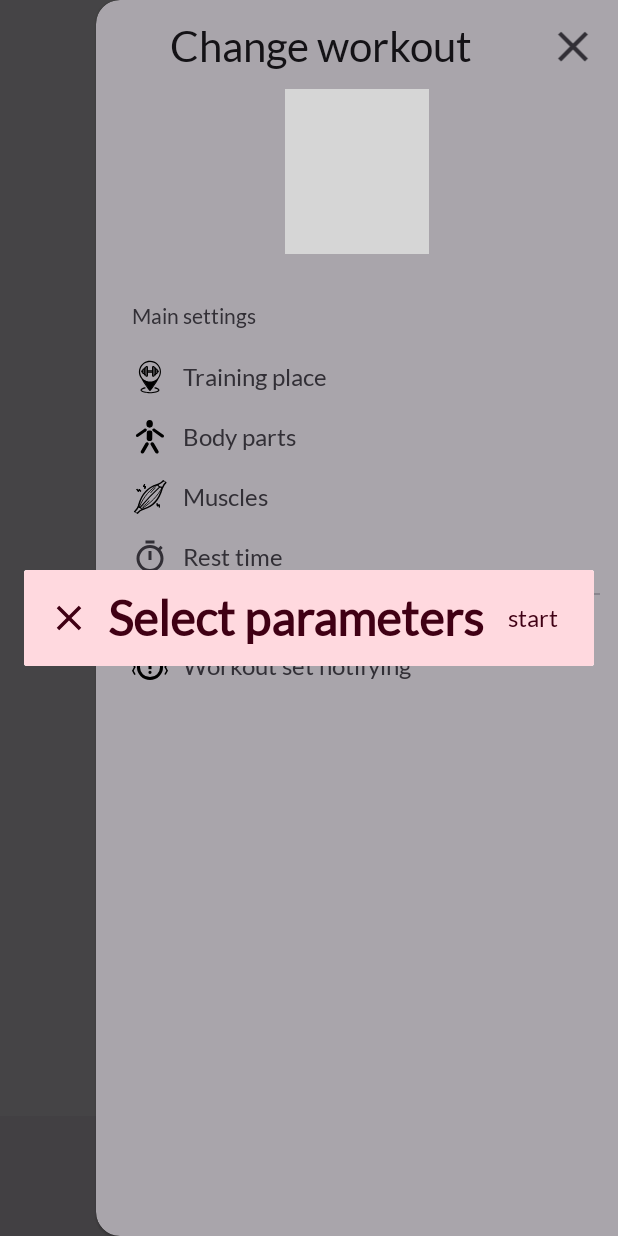
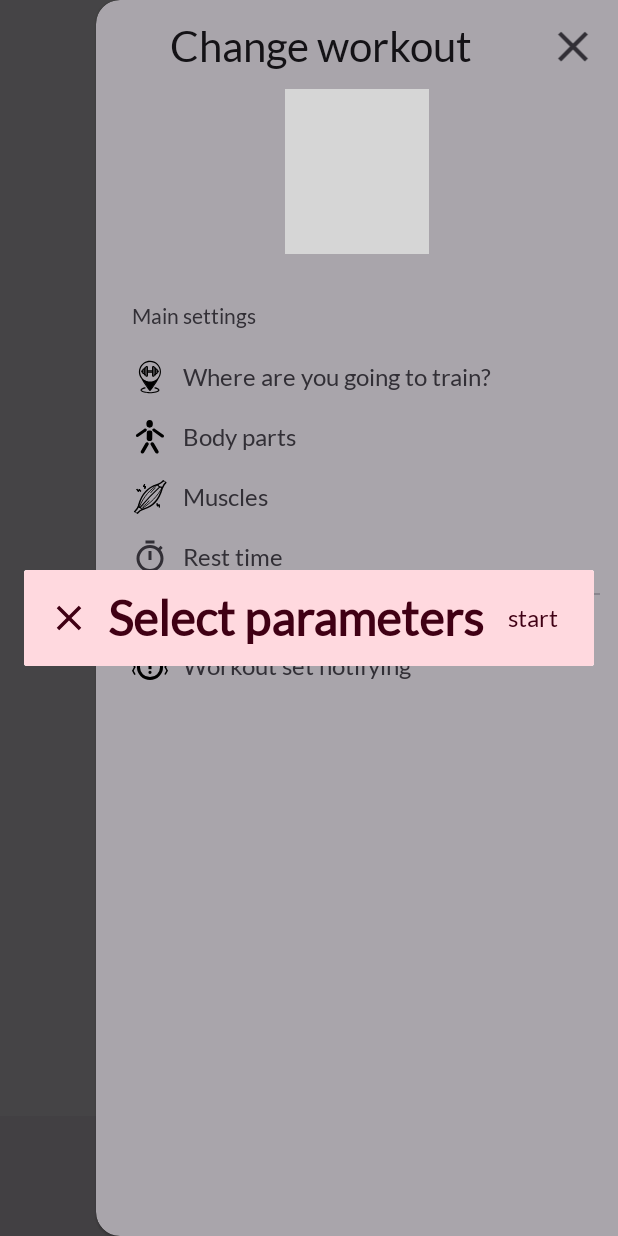
Before and after one commit to djdiidd/TrainingCompanion, an Android app: the fragment WorkoutStartFSDialog placed in its activity, with the side drawer open, on a phone screen of 412 x 824 dp. Run offline under Robolectric (Android 15) with nearby library versions, the phone set to English and light mode, and no system bars; our stand-ins replace data binding; Roboto replaces fonts that are not available here; grey boxes are pictures that could not be loaded.

Commit message:
Добавление анимаций в диалоговом окне начала тренировки; Обновление строковых ресурсов;

```diff
--- a/app/src/main/java/com/companion/android/trainingcompanion/objects/BreakNotificationMode.kt
+++ b/app/src/main/java/com/companion/android/trainingcompanion/objects/BreakNotifyingMode.kt
@@ -4,7 +4,7 @@ import android.content.Context
 import com.companion.android.trainingcompanion.R
 import com.companion.android.trainingcompanion.models.SimpleSpinnerItem
 
-object BreakNotificationMode {
+object BreakNotifyingMode {
 
     const val SOUND    : Int = 111
     const val VIBRATION: Int = 112
--- a/app/src/main/java/com/companion/android/trainingcompanion/viewmodels/WorkoutViewModel.kt
+++ b/app/src/main/java/com/companion/android/trainingcompanion/viewmodels/WorkoutViewModel.kt
@@ -5,7 +5,7 @@ import android.util.Log
 import androidx.lifecycle.MutableLiveData
 import androidx.lifecycle.ViewModel
 import com.companion.android.trainingcompanion.R
-import com.companion.android.trainingcompanion.objects.BreakNotificationMode
+import com.companion.android.trainingcompanion.objects.BreakNotifyingMode
 import com.companion.android.trainingcompanion.objects.Params
 import com.companion.android.trainingcompanion.objects.Place
 import com.companion.android.trainingcompanion.objects.WorkoutProcess
@@ -27,7 +27,7 @@ class WorkoutViewModel : ViewModel() {
     // Хранение пользовательских настроек
     var breakNotificationMode: Int? = null
         set(value) {
-            if (value in BreakNotificationMode.SOUND..BreakNotificationMode.ANIMATION) {
+            if (value in BreakNotifyingMode.SOUND..BreakNotifyingMode.ANIMATION) {
                 field = value
             }
         }
@@ -109,7 +109,6 @@ class WorkoutViewModel : ViewModel() {
                         .getStringArray(appropriateMuscle[i]!!)
                 )
         }
-        assert(whichMuscleSelected.size == resArray.size)
         for (i in resArray.indices)
             if (!whichMuscleSelected[i])
                 resArray[i] = ""
--- a/app/src/main/res/layout/dialog_start_workout.xml
+++ b/app/src/main/res/layout/dialog_start_workout.xml
@@ -54,7 +54,7 @@
                     android:layout_height="wrap_content"
                     android:layout_alignParentEnd="true"
                     android:layout_marginEnd="12dp"
-                    android:text="start"
+                    android:text="@string/button_dialog_start"
                     android:textColor="@color/md_theme_onSecondaryContainer"
                     android:textSize="16sp" />
             </RelativeLayout>
@@ -109,7 +109,7 @@
                             android:layout_height="wrap_content"
                             android:layout_alignParentTop="true"
                             android:gravity="center"
-                            android:text="Where are you going to train?"
+                            android:text="@string/select_training_place"
                             android:textColor="@color/md_theme_onPrimaryContainer"
                             android:textSize="24sp" />
 
@@ -131,7 +131,7 @@
                                 android:layout_height="wrap_content"
                                 android:layout_alignParentTop="true"
                                 android:drawableEnd="@drawable/ic_home_24"
-                                android:text="At home" />
+                                android:text="@string/array_item_at_home" />
 
                             <Button
                                 android:id="@+id/item_gym"
@@ -140,7 +140,7 @@
                                 android:layout_height="wrap_content"
                                 android:layout_below="@id/item_home"
                                 android:drawableEnd="@drawable/ic_gym"
-                                android:text="In the gym" />
+                                android:text="@string/array_item_in_gym" />
 
                             <Button
                                 android:id="@+id/item_outdoors"
@@ -149,7 +149,7 @@
                                 android:layout_height="wrap_content"
                                 android:layout_below="@id/item_gym"
                                 android:drawableEnd="@drawable/ic_outdoors"
-                                android:text="Outdoors" />
+                                android:text="@string/array_item_outdoors" />
 
 
                         </RelativeLayout>
@@ -190,7 +190,7 @@
                             android:layout_height="wrap_content"
                             android:layout_alignParentTop="true"
                             android:gravity="center"
-                            android:text="How will you be notified?"
+                            android:text="@string/select_notifying_mode"
                             android:textColor="@color/md_theme_onPrimaryContainer"
                             android:textSize="24sp" />
 
@@ -211,7 +211,7 @@
                                 android:layout_height="wrap_content"
                                 android:layout_alignParentTop="true"
                                 android:drawableEnd="@drawable/ic_sound_outlined"
-                                android:text="By sound" />
+                                android:text="@string/notifying_by_sound" />
 
 
                             <Button
@@ -221,7 +221,7 @@
                                 android:layout_height="wrap_content"
                                 android:layout_below="@id/item_sound"
                                 android:drawableEnd="@drawable/ic_vibration_outlined"
-                                android:text="By vibration" />
+                                android:text="@string/notifying_by_vibration" />
 
 
                             <Button
@@ -231,7 +231,7 @@
                                 android:layout_height="wrap_content"
                                 android:layout_below="@id/item_vibration"
                                 android:drawableEnd="@drawable/ic_animation_outlined"
-                                android:text="By animations" />
+                                android:text="@string/notifying_by_animations" />
 
 
                         </RelativeLayout>
@@ -272,7 +272,7 @@
                             android:layout_width="match_parent"
                             android:layout_height="wrap_content"
                             android:gravity="center"
-                            android:text="What are you going to train?"
+                            android:text="@string/select_trainees"
                             android:textColor="@color/md_theme_onPrimaryContainer"
                             android:textSize="24sp"
                             app:layout_constraintLeft_toLeftOf="parent"
@@ -294,7 +294,7 @@
                                 style="@style/Widget.App.FloatingButton"
                                 android:layout_width="match_parent"
                                 android:layout_height="wrap_content"
-                                android:text="Choose body parts"
+                                android:text="@string/select_body_parts"
                                 app:layout_constraintEnd_toStartOf="@id/guideline_train"
                                 app:layout_constraintStart_toStartOf="parent"
                                 app:layout_constraintTop_toTopOf="parent" />
@@ -312,7 +312,7 @@
                                 android:layout_width="0dp"
                                 android:layout_height="wrap_content"
                                 android:layout_marginLeft="8dp"
-                                android:text="Choose muscles"
+                                android:text="@string/select_muscles"
                                 android:visibility="gone"
                                 app:layout_constraintEnd_toEndOf="parent"
                                 app:layout_constraintStart_toStartOf="@+id/guideline_train"
@@ -360,7 +360,7 @@
                             android:layout_alignParentTop="true"
                             android:layout_alignParentEnd="true"
                             android:gravity="center"
-                            android:text="What is your rest time?"
+                            android:text="@string/select_rest_time"
                             android:textColor="@color/md_theme_onPrimaryContainer"
                             android:textSize="24sp" />
 
@@ -389,7 +389,7 @@
                                     android:layout_width="0dp"
                                     android:layout_height="match_parent"
                                     android:layout_marginRight="8dp"
-                                    android:text="Select via slider"
+                                    android:text="@string/select_rest_time_via_slider"
                                     app:layout_constraintBottom_toBottomOf="parent"
                                     app:layout_constraintEnd_toStartOf="@+id/guideline_time"
                                     app:layout_constraintStart_toStartOf="parent"
@@ -410,7 +410,7 @@
                                     android:layout_marginLeft="8dp"
                                     android:layout_marginTop="1dp"
                                     android:layout_marginBottom="1dp"
-                                    android:text="Input manually"
+                                    android:text="@string/select_rest_time_manually"
                                     app:layout_constraintBottom_toBottomOf="parent"
                                     app:layout_constraintEnd_toEndOf="parent"
                                     app:layout_constraintStart_toStartOf="@+id/guideline_time"
--- a/app/src/main/res/layout/dialog_workout_start.xml
+++ b/app/src/main/res/layout/dialog_workout_start.xml
@@ -225,7 +225,7 @@
             android:layout_marginTop="4dp"
             android:drawablePadding="10dp"
             android:gravity="start|center_vertical"
-            android:hint="@string/select_body_part"
+            android:hint="@string/select_body_parts"
             android:paddingStart="8dp"
             android:paddingEnd="12dp"
             android:textSize="16sp"
--- a/app/src/main/res/values/colors.xml
+++ b/app/src/main/res/values/colors.xml
@@ -6,7 +6,6 @@
     <color name="shrine_pink_900">#442C2E</color>
     <color name="shrine_pink_light">#FEEAE6</color>
     <color name="main_color">#ABCBCF</color>
-    <!-- New colors -->
     <!-- DEPRECATED -->
     <color name="slight">#a7c0cd</color>
     <color name="sdark">#4b636e</color>
@@ -68,4 +67,6 @@
     <color name="md_theme_shadow">#000000</color>
     <color name="md_theme_primaryInverse">#BBC2FF</color>
 
+    <color name="success_color">#4bb543</color>
+
 </resources>
--- a/app/src/main/res/values/strings.xml
+++ b/app/src/main/res/values/strings.xml
@@ -1,32 +1,43 @@
 <resources>
     <!-- Имя приложения -->
     <string name="app_name">Training Companion</string>
+
     <!-- Кнопки Bottom Navigation View -->
     <string name="button_bnv_start">Start page</string>
     <string name="button_bnv_list">Show list</string>
-    <!-- Динамическое описание пунктов в диалоговом окне начала тренировки -->
-    <string name="number_of_selected_el">Selected: %d muscles</string>
-    <string name="selected_muscles">Selected: %s</string>
-    <string name="train_on">Train on: %s</string>
-    <string name="selected_seconds">%dsec</string>
-    <string name="slider_def_value60">60sec</string>
-    <!-- Дефолтные кнопки в диалогах -->
+
+    <!-- Кнопки действия в диалогах -->
     <string name="button_dialog_accept">Accept</string>
     <string name="button_dialog_cancel">Cancel</string>
     <string name="button_dialog_continue">Continue</string>
     <string name="button_dialog_reset_all">Reset all</string>
     <string name="button_dialog_remove">Remove</string>
+    <string name="button_dialog_start">start</string>
+
     <!-- Пункты в диалоговом окне начала тренировки -->
-    <string name="select_body_part">Select part of the body</string>
-    <string name="select_muscles">Select muscles</string>
-    <string name="select_training_place">Training place</string>
-    <string name="select_notifying_mode">Notifying mode</string>
+    <string name="select_trainees">What are you going to train?</string>
+    <string name="select_body_parts">Choose body parts</string>
+    <string name="select_muscles">Choose muscles</string>
+    <string name="select_training_place">Where are you going to train?</string>
+    <string name="select_notifying_mode">How will you be notified?</string>
+    <string name="select_rest_time">What is your rest time?</string>
+    <string name="select_rest_time_via_slider">Select via slider</string>
+    <string name="select_rest_time_manually">Input manually</string>
     <string name="description_time_slider">Select time between sets</string>
     <string name="title_start_workout">Start your workout</string> <!-- deprecated -->
     <string name="title_select_workout_parameters">Select parameters</string>
     <string name="title_select_muscles">Select muscles you will work out</string>
     <string name="title_select_body_parts">Select parts of the body</string>
     <string name="full_body">Full body</string>
+    <string name="number_of_selected_el">Selected: %d muscles</string>
+    <string name="selected_muscles">Selected: %s</string>
+    <string name="train_on">Train on: %s</string>
+    <string name="selected_seconds">%dsec</string>
+    <string name="slider_def_value60">60sec</string>
+    <string name="notifying_by_sound">By sound</string>
+    <string name="notifying_by_vibration">By vibration</string>
+    <string name="notifying_by_animations">By animations</string>
+
     <!-- Описание ошибок -->
     <string name="error_time_slider">Select time!</string>
     <string name="error_body_parts">Select body parts!</string>
```
Also changed, not shown: app/src/main/java/com/companion/android/trainingcompanion/activities/MainActivity.kt (+4 -5 lines), app/src/main/java/com/companion/android/trainingcompanion/dialogs/WorkoutStartDialog.kt (+5 -9 lines), app/src/main/java/com/companion/android/trainingcompanion/dialogs/WorkoutStartFSDialog.kt (+201 -92 lines).
